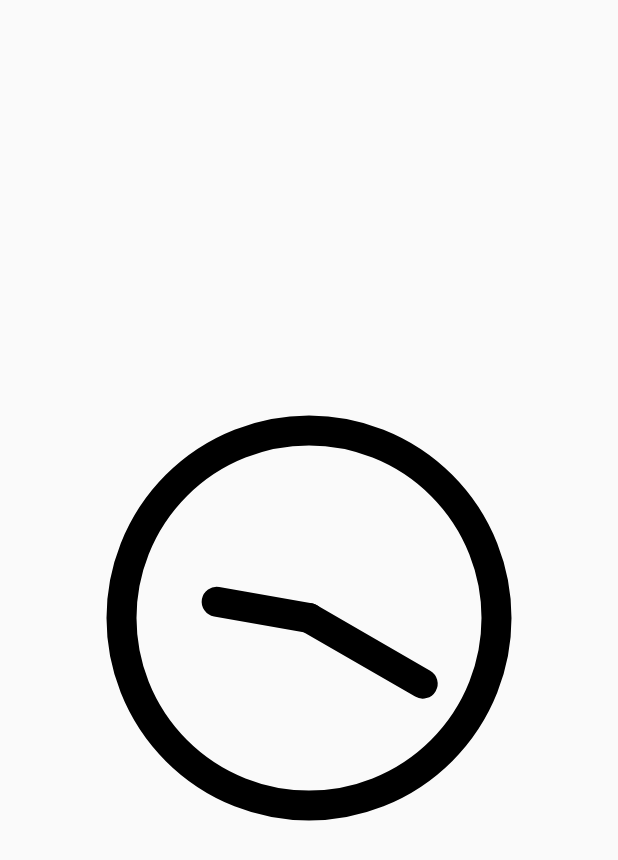
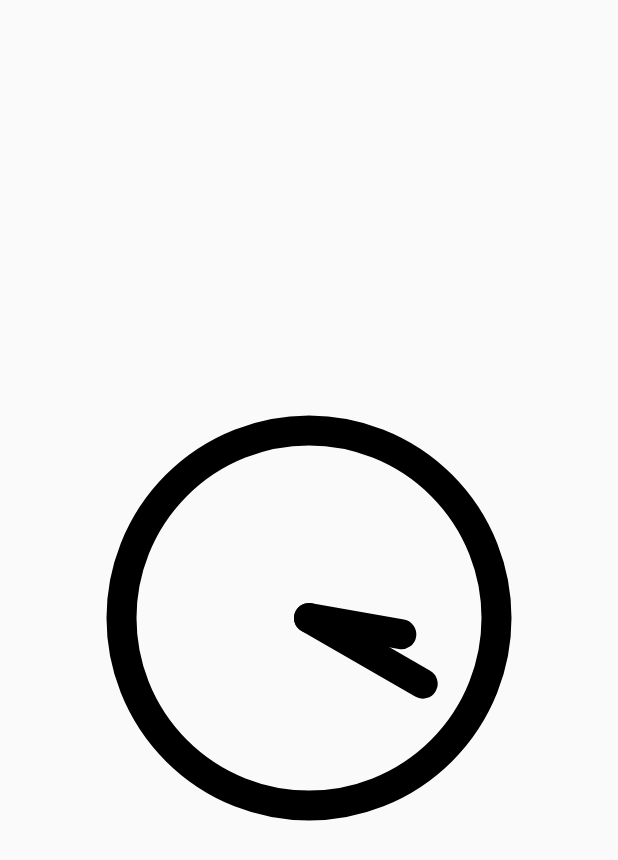
Before and after one commit to gerardggf/clocks, a Flutter app: the screen it shows after launch, on a phone screen of 412 x 824 dp. Shown: the top 860 px of the screen. Run offline on Flutter 3.47's test engine with Material 2 defaults, Android fonts, the phone set to English and light mode, and no system bars.

Commit message:
more info added

```diff
--- a/example/lib/main.dart
+++ b/example/lib/main.dart
@@ -22,17 +22,15 @@ class MyApp extends StatelessWidget {
 class HomeView extends StatelessWidget {
   const HomeView({super.key});
 
+  final timeOfDay = const TimeOfDay(hour: 3, minute: 20);
+
   @override
   Widget build(BuildContext context) {
     return Scaffold(
       body: Center(
         child: ClockWidget(
           size: const Size(250, 250),
-          time: ClockTime(
-            hour: 9,
-            minute: 20,
-            second: 14,
-          ),
+          time: timeOfDay.toClockTime,
           pointyNeedle: true,
           onDrag: (updatedTime) {
             print(updatedTime.toStringTime);
```
Also changed, not shown: 1 other file.
